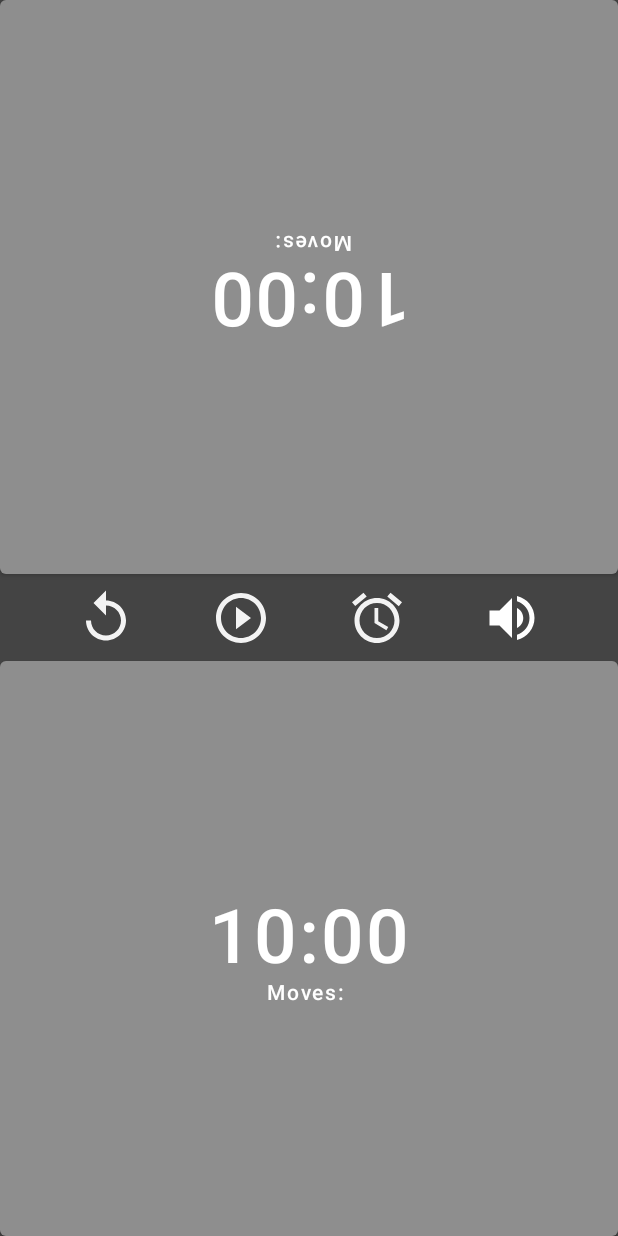
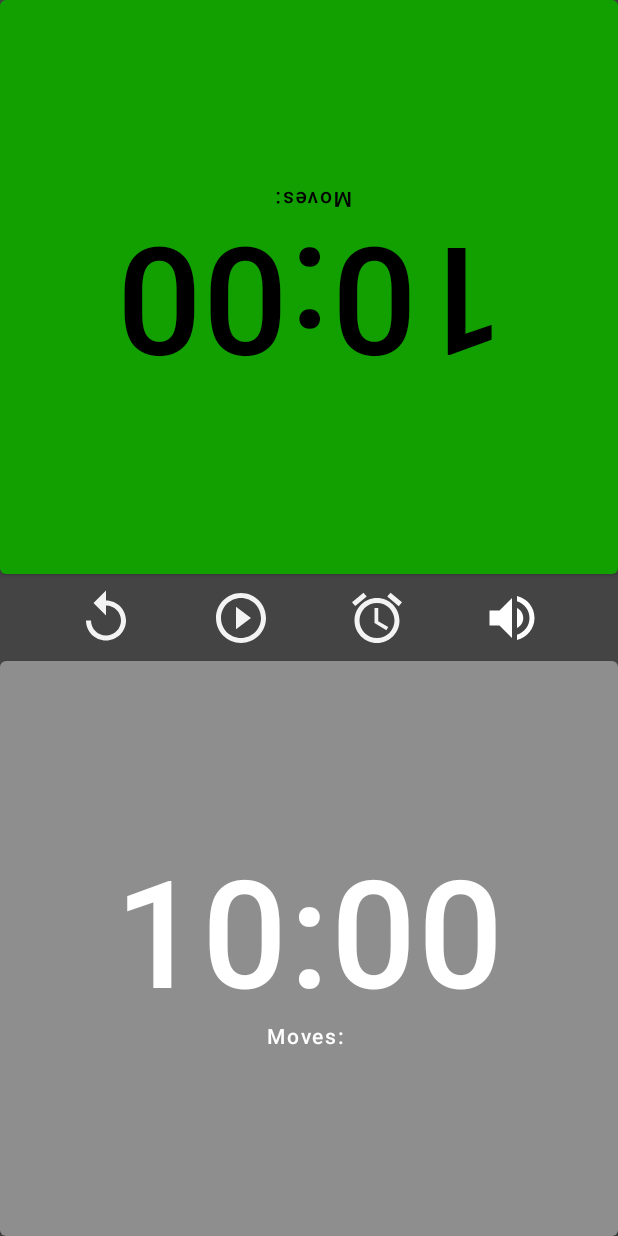
Before and after one commit to krsteetc/android_chess_clock, an Android app built with Jetpack Compose: the screen it shows after launch (MainActivity), after a tap on "10:00", on a phone screen of 412 x 824 dp. Run offline under Robolectric (Android 15) with nearby library versions, the phone set to English and light mode, and no system bars.

Commit message:
Added color change of the button on click

```diff
--- a/app/build.gradle
+++ b/app/build.gradle
@@ -60,4 +60,5 @@ dependencies {
     androidTestImplementation "androidx.compose.ui:ui-test-junit4:$compose_ui_version"
     debugImplementation "androidx.compose.ui:ui-tooling:$compose_ui_version"
     debugImplementation "androidx.compose.ui:ui-test-manifest:$compose_ui_version"
+    //TBD
 }
--- a/app/src/main/java/com/fict/myapplication/chessclock/MainActivity.kt
+++ b/app/src/main/java/com/fict/myapplication/chessclock/MainActivity.kt
@@ -1,6 +1,7 @@
 package com.fict.myapplication.chessclock
 
 import android.os.Bundle
+import android.view.WindowManager
 import androidx.activity.ComponentActivity
 import androidx.activity.compose.setContent
 import androidx.compose.foundation.layout.*
@@ -10,19 +11,26 @@ import androidx.compose.ui.Alignment
 import androidx.compose.ui.Modifier
 import androidx.compose.ui.graphics.Color
 import androidx.compose.ui.tooling.preview.Preview
-import androidx.compose.ui.unit.dp
+import androidx.core.view.WindowCompat
 import com.fict.myapplication.chessclock.ui.theme.ChessClockTheme
-import java.time.Clock
 
 class MainActivity : ComponentActivity() {
     override fun onCreate(savedInstanceState: Bundle?) {
         super.onCreate(savedInstanceState)
         setContent {
             ChessClockTheme {
+
+                WindowCompat.setDecorFitsSystemWindows(window, false)
+                window.setFlags(
+                    WindowManager.LayoutParams.FLAG_LAYOUT_NO_LIMITS,
+                    WindowManager.LayoutParams.FLAG_LAYOUT_NO_LIMITS
+                )
+
                 // A surface container using the 'background' color from the theme
                 Surface(
                     modifier = Modifier.fillMaxSize(),
                     color = MaterialTheme.colors.background
+
                 ) {
                     //Display
                     MainScreen()
@@ -31,10 +39,10 @@ class MainActivity : ComponentActivity() {
         }
     }
 }
+
+
 @Composable
 fun MainScreen(){
-   // val button1 = ClockButton(rotateAngle = 180f, checkIt = false, countTime = button2.Modifier)
-  //  val button2 = ClockButton(rotateAngle = 0f, checkIt = true, countTime = button1.Modifier)
     Surface(
         color = Color.DarkGray,
         modifier = Modifier.fillMaxSize()
@@ -46,7 +54,7 @@ fun MainScreen(){
                 ) {
 
             Column(Modifier.weight(46.5f)) {
-                ClockButton(180f,false)
+                Player1()
             }
 
 
@@ -72,7 +80,7 @@ fun MainScreen(){
 
 
             Column(Modifier.weight(46.5f)) {
-                ClockButton(0f,true)
+                Player2()
             }
 
         }
--- a/app/src/main/java/com/fict/myapplication/chessclock/MainButtons.kt
+++ b/app/src/main/java/com/fict/myapplication/chessclock/MainButtons.kt
@@ -3,8 +3,8 @@ package com.fict.myapplication.chessclock
 import androidx.compose.foundation.Image
 import androidx.compose.foundation.clickable
 import androidx.compose.foundation.layout.*
-import androidx.compose.material.Button
-import androidx.compose.material.Text
+import androidx.compose.material.*
+import androidx.compose.material.MaterialTheme.colors
 import androidx.compose.runtime.Composable
 import androidx.compose.ui.Alignment
 import androidx.compose.ui.Modifier
@@ -12,14 +12,25 @@ import androidx.compose.ui.draw.rotate
 import androidx.compose.ui.res.painterResource
 import androidx.compose.ui.unit.dp
 import androidx.compose.ui.unit.sp
+import com.fict.myapplication.chessclock.ui.theme.darkGreen
 
+//fun ClickedButton1(btn : Button){
+//    btn(
+ //       colors = ButtonDefaults.buttonColors(backgroundColor = Color.Yellow)
+ //   ){}
+//}
+//fun ClickedButton2(btn : Button){
+ //   btn
+//}
 @Composable
-fun ClockButton(rotateAngle : Float, checkIt : Boolean){
+fun Player1(){
+    Button(onClick = {
 
-    Button(onClick = {
-                   //Modif  countTime.background(DarkGreen)
-                     },
+        clicked1 = true
+        clicked2 = false
 
+    },
+        colors = ButtonDefaults.buttonColors(backgroundColor = if(clicked2) colors.darkGreen else colors.primary),
         modifier = Modifier
             .fillMaxWidth()
             .fillMaxHeight()){
@@ -31,37 +42,68 @@ fun ClockButton(rotateAngle : Float, checkIt : Boolean){
             horizontalAlignment = Alignment.CenterHorizontally
 
         ) {
-
-            if(checkIt) {
-
+            Text(
+                text = "Moves: ",
+                modifier = Modifier.rotate(180f),
+            )
                 Text(
                     text = "10:00",
-                    modifier = Modifier.rotate(rotateAngle),
-                    fontSize = 50.sp
+                    modifier = Modifier.rotate(180f),
+                    fontSize = 100.sp
                 )
 
-                Text(
-                    text = "Moves: ",
-                    modifier = Modifier.rotate(rotateAngle),
-                )
-
-            }else{
-
-                Text(
-                    text = "Moves: ",
-                    modifier = Modifier.rotate(rotateAngle),
-                )
-
-                Text(
-                    text = "10:00",
-                    modifier = Modifier.rotate(rotateAngle),
-                    fontSize = 50.sp
-                )
-
-            }
         }
     }
 }
+
+@Composable
+fun Player2(){
+    Button(onClick = {
+
+        clicked2 = true
+        clicked1 = false
+        //startTimer()
+
+    },
+
+        colors = ButtonDefaults.buttonColors(backgroundColor = if(clicked1) colors.darkGreen else colors.primary),
+        modifier = Modifier
+            .fillMaxWidth()
+            .fillMaxHeight()){
+
+        Column(
+
+            modifier = Modifier.weight(45f),
+            verticalArrangement = Arrangement.Center,
+            horizontalAlignment = Alignment.CenterHorizontally
+
+        ) {
+            Text(
+                text = "10:00",
+                fontSize = 100.sp
+            )
+
+            Text(
+                text = "Moves: "
+            )
+        }
+    }
+}
+
+//@Composable
+//fun CountDownView(viewModel: Timer = androidx.lifecycle.viewmodel.compose.viewModel()) {
+//
+//    val time by viewModel.time.observeAsState(Utility.TIME_COUNTDOWN.formatTime())
+//    val progress by viewModel.progress.observeAsState(1.00F)
+//    val isPlaying by viewModel.isPlaying.observeAsState(false)
+//    val celebrate by viewModel.celebrate.observeAsState(false)
+//
+//    CountDownView(time = time, progress = progress, isPlaying = isPlaying, celebrate = celebrate) {
+//        viewModel.handleCountDownTimer()
+//    }
+//
+//}
+
 
 @Composable
 fun PlayButton(){
--- /dev/null
+++ b/app/src/main/java/com/fict/myapplication/chessclock/Variables.kt
@@ -0,0 +1,8 @@
+package com.fict.myapplication.chessclock
+
+import androidx.compose.runtime.getValue
+import androidx.compose.runtime.mutableStateOf
+import androidx.compose.runtime.setValue
+
+var clicked1 by mutableStateOf(false)
+var clicked2 by mutableStateOf(false)
--- a/app/src/main/java/com/fict/myapplication/chessclock/ui/theme/Color.kt
+++ b/app/src/main/java/com/fict/myapplication/chessclock/ui/theme/Color.kt
@@ -1,5 +1,7 @@
 package com.fict.myapplication.chessclock.ui.theme
 
+import androidx.compose.material.Colors
+import androidx.compose.runtime.Composable
 import androidx.compose.ui.graphics.Color
 
 val Purple200 = Color(0xFFBB86FC)
@@ -10,3 +12,7 @@ val LightGray = Color(0xFFCDCDCD)
 val DarkGray = Color(0xFF686868)
 val MidGray = Color(0xFF8E8E8E)
 val DarkGreen = Color(0xFF11A000)
+
+val Colors.darkGreen: Color
+    @Composable
+    get() = DarkGreen
```
Also changed, not shown: app/src/main/java/com/fict/myapplication/chessclock/Timer.kt (added, +117 -0 lines).
